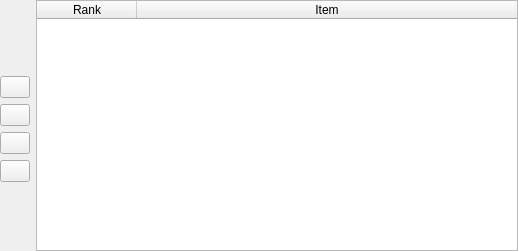
The window that CustomWidgets/BasicInterfaceWidgets/orderedStructureWidget.ui (dsgoficial/DsgTools) describes before a commit, drawn with Qt 5.
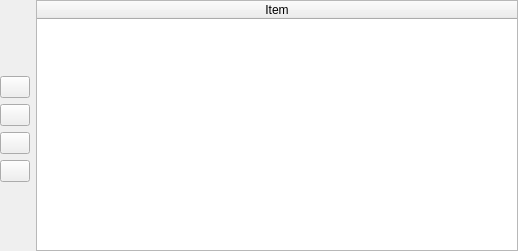
The same window after the commit. Icons and pictures are not drawn.

Patch:
```diff
--- a/CustomWidgets/BasicInterfaceWidgets/orderedStructureWidget.ui
+++ b/CustomWidgets/BasicInterfaceWidgets/orderedStructureWidget.ui
@@ -37,11 +37,6 @@
        <attribute name="horizontalHeaderStretchLastSection">
         <bool>true</bool>
        </attribute>
-       <column>
-        <property name="text">
-         <string>Rank</string>
-        </property>
-       </column>
        <column>
         <property name="text">
          <string>Item</string>
```
Left out of the diff: 6 changed lines with no effect on the pictures.
